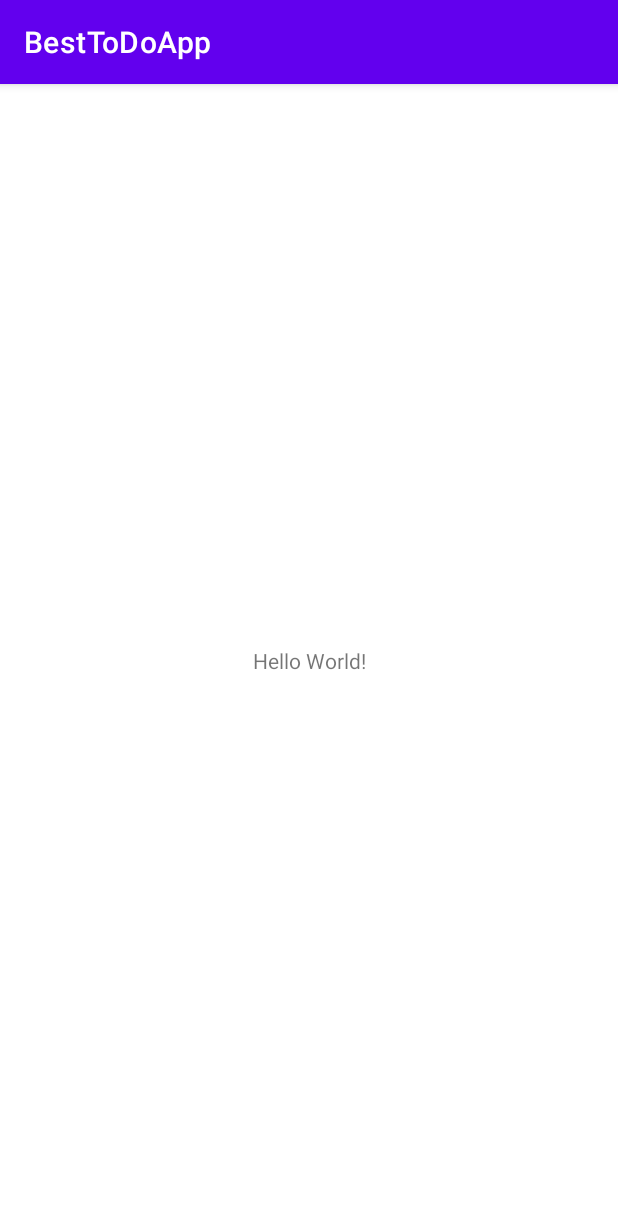
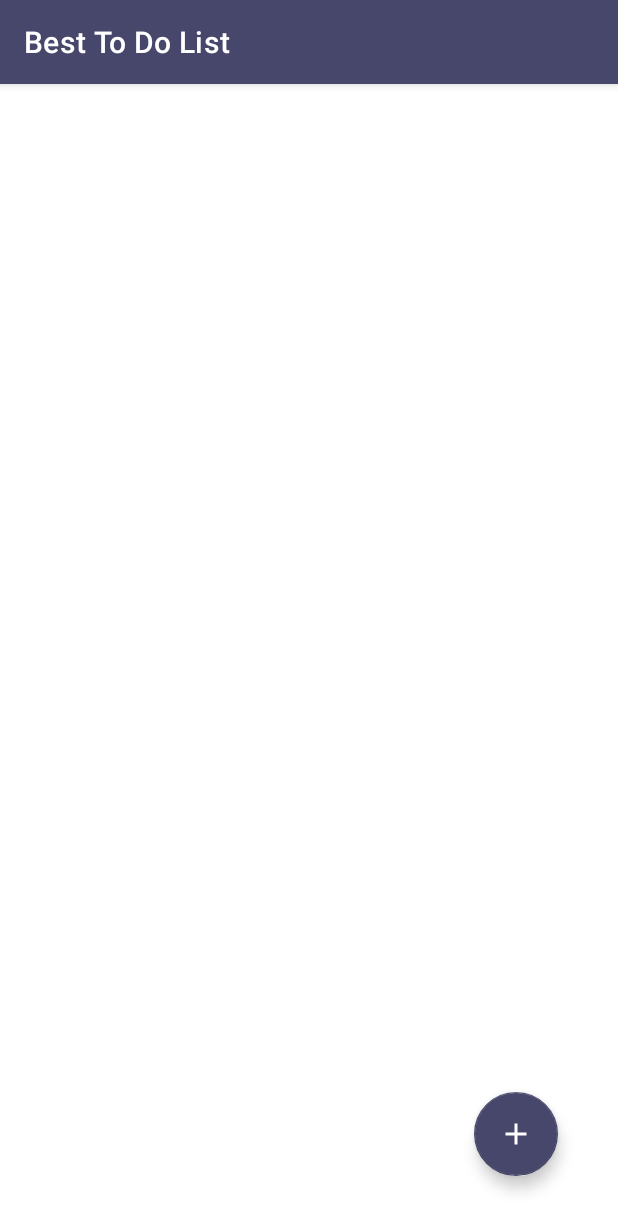
Before and after one commit to juanchosandox90/BestToDoApp, an Android app: the screen it shows after launch (MainActivity), on a phone screen of 412 x 824 dp. Shown: the top 1231 px of the screen. Run offline under Robolectric (Android 15) with nearby library versions, the phone set to English and light mode, and no system bars; our stand-ins replace navigation-ui.

Commit message:
- Navigation Component set - Set the styles related to theme change. Light and dark theme.
Next step: create the animation and transitions related to actions in the navGraph

```diff
--- a/app/src/main/AndroidManifest.xml
+++ b/app/src/main/AndroidManifest.xml
@@ -1,9 +1,11 @@
 <?xml version="1.0" encoding="utf-8"?>
 <manifest xmlns:android="http://schemas.android.com/apk/res/android"
+    xmlns:tools="http://schemas.android.com/tools"
     package="com.sandoval.besttodoapp">
 
     <application
         android:allowBackup="true"
+        tools:replace="android:theme"
         android:icon="@mipmap/ic_launcher"
         android:label="@string/app_name"
         android:roundIcon="@mipmap/ic_launcher_round"
--- a/app/src/main/java/com/sandoval/besttodoapp/MainActivity.kt
+++ b/app/src/main/java/com/sandoval/besttodoapp/MainActivity.kt
@@ -2,10 +2,34 @@ package com.sandoval.besttodoapp
 
 import androidx.appcompat.app.AppCompatActivity
 import android.os.Bundle
+import androidx.navigation.NavController
+import androidx.navigation.findNavController
+import androidx.navigation.ui.setupActionBarWithNavController
+
 
 class MainActivity : AppCompatActivity() {
+
+    lateinit var navController: NavController
+
     override fun onCreate(savedInstanceState: Bundle?) {
         super.onCreate(savedInstanceState)
         setContentView(R.layout.activity_main)
+        setupNavigation()
+
     }
+
+    override fun onSupportNavigateUp(): Boolean {
+        return returnNavigateUp()
+    }
+
+    private fun setupNavigation() {
+        navController = findNavController(R.id.navHostFragment)
+        setupActionBarWithNavController(navController)
+    }
+
+    private fun returnNavigateUp(): Boolean {
+        return navController.navigateUp() || super.onSupportNavigateUp()
+    }
+
+
 }
--- /dev/null
+++ b/app/src/main/java/com/sandoval/besttodoapp/ui/fragments/AddFragment.kt
@@ -0,0 +1,20 @@
+package com.sandoval.besttodoapp.ui.fragments
+
+import android.os.Bundle
+import androidx.fragment.app.Fragment
+import android.view.LayoutInflater
+import android.view.View
+import android.view.ViewGroup
+import com.sandoval.besttodoapp.R
+
+class AddFragment : Fragment() {
+
+    override fun onCreateView(
+        inflater: LayoutInflater, container: ViewGroup?,
+        savedInstanceState: Bundle?
+    ): View? {
+        // Inflate the layout for this fragment
+        return inflater.inflate(R.layout.fragment_add, container, false)
+    }
+
+}
--- /dev/null
+++ b/app/src/main/java/com/sandoval/besttodoapp/ui/fragments/ListFragment.kt
@@ -0,0 +1,42 @@
+package com.sandoval.besttodoapp.ui.fragments
+
+import android.os.Bundle
+import android.view.*
+import androidx.fragment.app.Fragment
+import androidx.navigation.NavController
+import androidx.navigation.fragment.findNavController
+import com.sandoval.besttodoapp.R
+import kotlinx.android.synthetic.main.fragment_list.*
+import kotlinx.android.synthetic.main.fragment_list.view.*
+
+
+class ListFragment : Fragment() {
+
+    lateinit var navController: NavController
+    private var actionListToAdd: Int? = null
+    private var actionListToUpdate: Int? = null
+
+    override fun onCreateView(
+        inflater: LayoutInflater, container: ViewGroup?,
+        savedInstanceState: Bundle?
+    ): View? {
+        navController = findNavController()
+        val view = inflater.inflate(R.layout.fragment_list, container, false)
+
+        actionListToAdd = R.id.action_listFragment_to_addFragment
+        actionListToUpdate = R.id.action_listFragment_to_updateFragment
+
+        view.addToDoButton.setOnClickListener {
+            navController.navigate(actionListToAdd!!)
+
+        }
+
+        view.listLayout.setOnClickListener {
+            navController.navigate(actionListToUpdate!!)
+        }
+
+        setHasOptionsMenu(true)
+
+        return view
+    }
+}
--- /dev/null
+++ b/app/src/main/java/com/sandoval/besttodoapp/ui/fragments/UpdateFragment.kt
@@ -0,0 +1,19 @@
+package com.sandoval.besttodoapp.ui.fragments
+
+import android.os.Bundle
+import androidx.fragment.app.Fragment
+import android.view.LayoutInflater
+import android.view.View
+import android.view.ViewGroup
+import com.sandoval.besttodoapp.R
+
+class UpdateFragment : Fragment() {
+
+    override fun onCreateView(
+        inflater: LayoutInflater, container: ViewGroup?,
+        savedInstanceState: Bundle?
+    ): View? {
+        // Inflate the layout for this fragment
+        return inflater.inflate(R.layout.fragment_update, container, false)
+    }
+}
--- /dev/null
+++ b/app/src/main/res/drawable/ic_add.xml
@@ -0,0 +1,5 @@
+<vector android:height="24dp" android:tint="#FFFFFF"
+    android:viewportHeight="24" android:viewportWidth="24"
+    android:width="24dp" xmlns:android="http://schemas.android.com/apk/res/android">
+    <path android:fillColor="@android:color/white" android:pathData="M19,13h-6v6h-2v-6H5v-2h6V5h2v6h6v2z"/>
+</vector>
--- a/app/src/main/res/layout/activity_main.xml
+++ b/app/src/main/res/layout/activity_main.xml
@@ -3,16 +3,22 @@
     xmlns:app="http://schemas.android.com/apk/res-auto"
     xmlns:tools="http://schemas.android.com/tools"
     android:layout_width="match_parent"
+    style="@style/Theme.BestToDoApp"
     android:layout_height="match_parent"
     tools:context=".MainActivity">
 
-    <TextView
-        android:layout_width="wrap_content"
-        android:layout_height="wrap_content"
-        android:text="Hello World!"
+
+    <fragment
+        android:id="@+id/navHostFragment"
+        android:name="androidx.navigation.fragment.NavHostFragment"
+        android:layout_width="0dp"
+        android:layout_height="0dp"
+        app:defaultNavHost="true"
         app:layout_constraintBottom_toBottomOf="parent"
-        app:layout_constraintLeft_toLeftOf="parent"
-        app:layout_constraintRight_toRightOf="parent"
-        app:layout_constraintTop_toTopOf="parent" />
+        app:layout_constraintEnd_toEndOf="parent"
+        app:layout_constraintHorizontal_bias="0.5"
+        app:layout_constraintStart_toStartOf="parent"
+        app:layout_constraintTop_toTopOf="parent"
+        app:navGraph="@navigation/my_nav" />
 
 </androidx.constraintlayout.widget.ConstraintLayout>
--- /dev/null
+++ b/app/src/main/res/layout/fragment_add.xml
@@ -0,0 +1,8 @@
+<?xml version="1.0" encoding="utf-8"?>
+<FrameLayout xmlns:android="http://schemas.android.com/apk/res/android"
+    xmlns:tools="http://schemas.android.com/tools"
+    android:layout_width="match_parent"
+    android:layout_height="match_parent"
+    tools:context=".ui.fragments.AddFragment">
+
+</FrameLayout>
--- /dev/null
+++ b/app/src/main/res/layout/fragment_list.xml
@@ -0,0 +1,23 @@
+<?xml version="1.0" encoding="utf-8"?>
+<androidx.constraintlayout.widget.ConstraintLayout xmlns:android="http://schemas.android.com/apk/res/android"
+    xmlns:app="http://schemas.android.com/apk/res-auto"
+    xmlns:tools="http://schemas.android.com/tools"
+    android:id="@+id/listLayout"
+    android:layout_width="match_parent"
+    android:layout_height="match_parent"
+    tools:context=".ui.fragments.ListFragment">
+
+
+    <com.google.android.material.floatingactionbutton.FloatingActionButton
+        android:id="@+id/addToDoButton"
+        android:layout_width="wrap_content"
+        android:layout_height="wrap_content"
+        android:layout_marginEnd="40dp"
+        android:layout_marginBottom="40dp"
+        android:clickable="true"
+        android:contentDescription="@string/floating_button_desc_text"
+        android:focusable="true"
+        android:src="@drawable/ic_add"
+        app:layout_constraintBottom_toBottomOf="parent"
+        app:layout_constraintEnd_toEndOf="parent" />
+</androidx.constraintlayout.widget.ConstraintLayout>
--- /dev/null
+++ b/app/src/main/res/layout/fragment_update.xml
@@ -0,0 +1,8 @@
+<?xml version="1.0" encoding="utf-8"?>
+<FrameLayout xmlns:android="http://schemas.android.com/apk/res/android"
+    xmlns:tools="http://schemas.android.com/tools"
+    android:layout_width="match_parent"
+    android:layout_height="match_parent"
+    tools:context=".ui.fragments.UpdateFragment">
+
+</FrameLayout>
--- /dev/null
+++ b/app/src/main/res/navigation/my_nav.xml
@@ -0,0 +1,43 @@
+<?xml version="1.0" encoding="utf-8"?>
+<navigation xmlns:android="http://schemas.android.com/apk/res/android"
+    xmlns:app="http://schemas.android.com/apk/res-auto"
+    xmlns:tools="http://schemas.android.com/tools"
+    android:id="@+id/my_nav"
+    app:startDestination="@id/listFragment">
+
+    <activity
+        android:id="@+id/mainActivity"
+        android:name="com.sandoval.besttodoapp.MainActivity"
+        android:label="activity_main"
+        tools:layout="@layout/activity_main" />
+    <fragment
+        android:id="@+id/listFragment"
+        android:name="com.sandoval.besttodoapp.ui.fragments.ListFragment"
+        android:label="Best To Do List"
+        tools:layout="@layout/fragment_list">
+        <action
+            android:id="@+id/action_listFragment_to_addFragment"
+            app:destination="@id/addFragment" />
+        <action
+            android:id="@+id/action_listFragment_to_updateFragment"
+            app:destination="@id/updateFragment" />
+    </fragment>
+    <fragment
+        android:id="@+id/addFragment"
+        android:name="com.sandoval.besttodoapp.ui.fragments.AddFragment"
+        android:label="Add"
+        tools:layout="@layout/fragment_add">
+        <action
+            android:id="@+id/action_addFragment_to_listFragment"
+            app:destination="@id/listFragment" />
+    </fragment>
+    <fragment
+        android:id="@+id/updateFragment"
+        android:name="com.sandoval.besttodoapp.ui.fragments.UpdateFragment"
+        android:label="Update"
+        tools:layout="@layout/fragment_update">
+        <action
+            android:id="@+id/action_updateFragment_to_listFragment"
+            app:destination="@id/listFragment" />
+    </fragment>
+</navigation>
--- a/app/src/main/res/values-night/themes.xml
+++ b/app/src/main/res/values-night/themes.xml
@@ -2,13 +2,14 @@
     <!-- Base application theme. -->
     <style name="Theme.BestToDoApp" parent="Theme.MaterialComponents.DayNight.DarkActionBar">
         <!-- Primary brand color. -->
-        <item name="colorPrimary">@color/purple_200</item>
-        <item name="colorPrimaryVariant">@color/purple_700</item>
-        <item name="colorOnPrimary">@color/black</item>
+        <item name="colorPrimary">@color/darkerPurple</item>
+        <item name="android:background">@color/darkerPurple</item>
+        <item name="colorPrimaryVariant">@color/darkerPurple</item>
+        <item name="colorOnPrimary">@color/darkerPurple</item>
         <!-- Secondary brand color. -->
-        <item name="colorSecondary">@color/teal_200</item>
-        <item name="colorSecondaryVariant">@color/teal_200</item>
-        <item name="colorOnSecondary">@color/black</item>
+        <item name="colorSecondary">@color/darkerBlue</item>
+        <item name="colorSecondaryVariant">@color/darkerBlue</item>
+        <item name="colorOnSecondary">@color/white</item>
         <!-- Status bar color. -->
         <item name="android:statusBarColor" tools:targetApi="l">?attr/colorPrimaryVariant</item>
         <!-- Customize your theme here. -->
--- a/app/src/main/res/values/colors.xml
+++ b/app/src/main/res/values/colors.xml
@@ -7,4 +7,7 @@
     <color name="teal_700">#FF018786</color>
     <color name="black">#FF000000</color>
     <color name="white">#FFFFFFFF</color>
+    <color name="darkerPurple">#47476b</color>
+    <color name="lightGrey">#e0e0eb</color>
+    <color name="darkerBlue">#2a7fc9</color>
 </resources>
--- a/app/src/main/res/values/strings.xml
+++ b/app/src/main/res/values/strings.xml
@@ -1,3 +1,5 @@
 <resources>
-    <string name="app_name">BestToDoApp</string>
+    <string name="app_name">Best To Do App</string>
+    <string name="hello_blank_fragment">Hello blank fragment</string>
+    <string name="floating_button_desc_text">floating button to add a ToDo</string>
 </resources>
--- a/app/src/main/res/values/themes.xml
+++ b/app/src/main/res/values/themes.xml
@@ -2,15 +2,15 @@
     <!-- Base application theme. -->
     <style name="Theme.BestToDoApp" parent="Theme.MaterialComponents.DayNight.DarkActionBar">
         <!-- Primary brand color. -->
-        <item name="colorPrimary">@color/purple_500</item>
+        <item name="colorPrimary">@color/darkerPurple</item>
         <item name="colorPrimaryVariant">@color/purple_700</item>
         <item name="colorOnPrimary">@color/white</item>
         <!-- Secondary brand color. -->
-        <item name="colorSecondary">@color/teal_200</item>
-        <item name="colorSecondaryVariant">@color/teal_700</item>
-        <item name="colorOnSecondary">@color/black</item>
+        <item name="colorSecondary">@color/darkerPurple</item>
+        <item name="colorSecondaryVariant">@color/darkerPurple</item>
+        <item name="colorOnSecondary">@color/white</item>
         <!-- Status bar color. -->
-        <item name="android:statusBarColor" tools:targetApi="l">?attr/colorPrimaryVariant</item>
+        <item name="android:statusBarColor" tools:targetApi="l">?attr/colorPrimary</item>
         <!-- Customize your theme here. -->
     </style>
 </resources>
```
Also changed, not shown: app/build.gradle (+17 -1 lines), build.gradle (+8 -1 lines).
